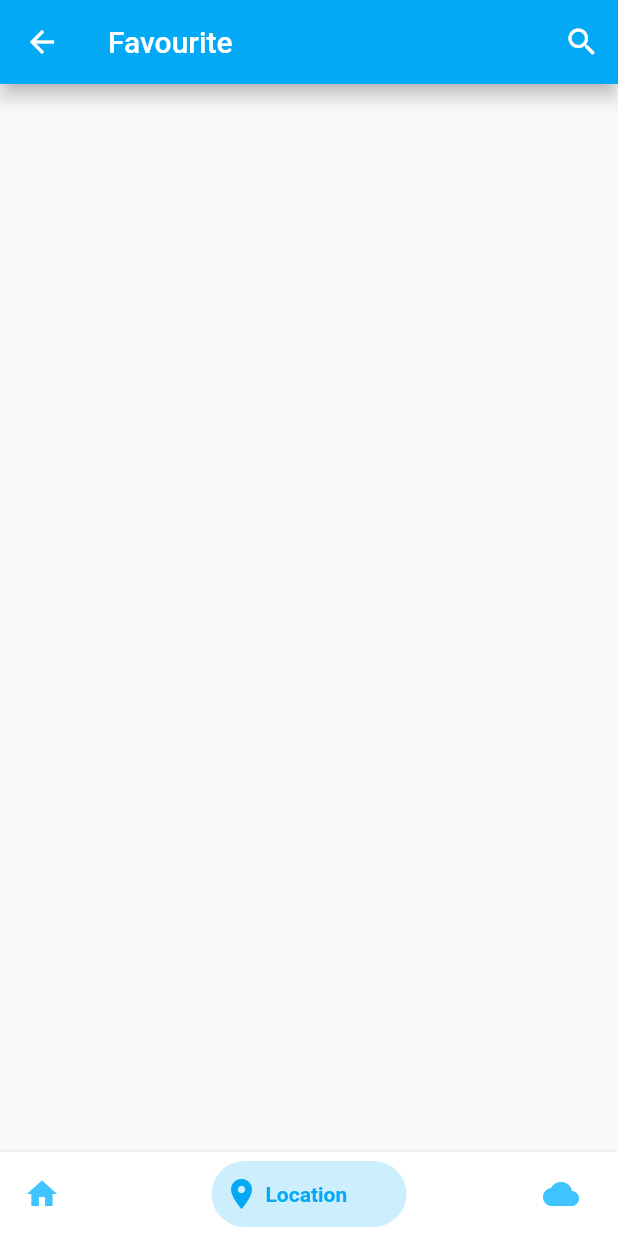
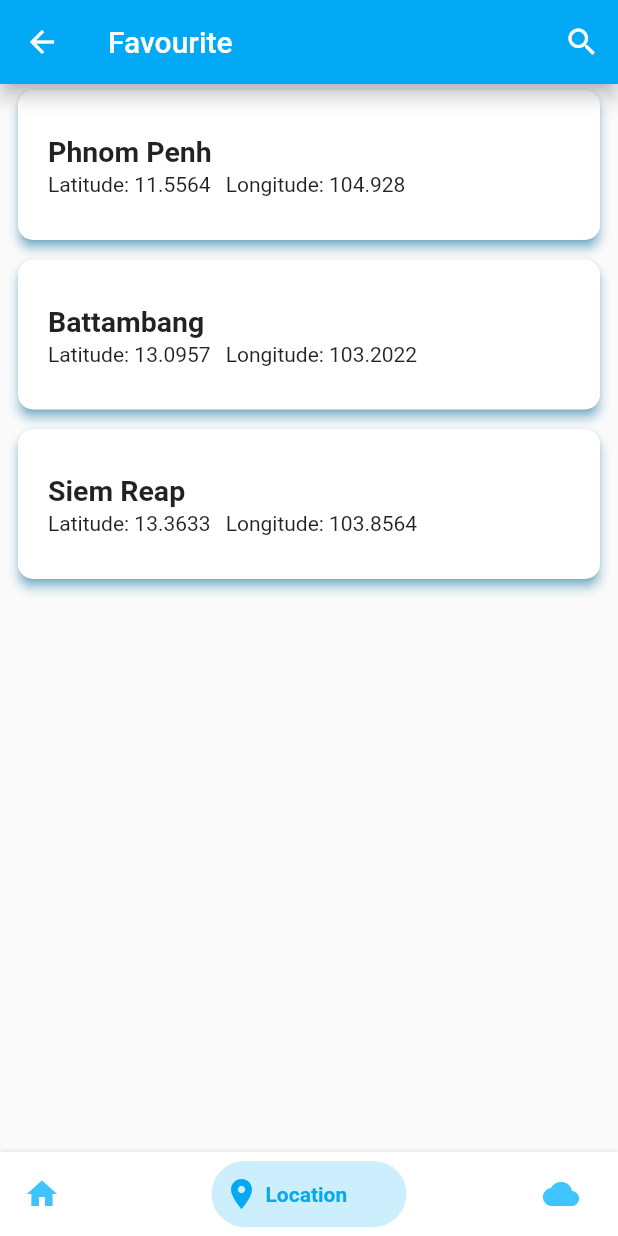
Before and after one commit to PheakdeyArn/mad-weather, a Flutter app: the screen it shows after launch, item 2 of the bottom bar chosen, on a phone screen of 412 x 824 dp. Run offline on Flutter 3.47's test engine with Material 2 defaults, Android fonts, the phone set to English and light mode, and no system bars; drawn by our look-alikes of bottom_navy_bar.

Commit message:
feat(location): create location list

```diff
--- a/lib/screens/location.dart
+++ b/lib/screens/location.dart
@@ -2,6 +2,8 @@ import 'package:flutter/material.dart';
 import '../utils/colors.dart';
 import '../screens/home.dart';
 import '../navigations/buttom_navigations.dart';
+import '../models/location.dart';
+import '../screens/currentWeather.dart';
 
 class LocationScreens extends StatefulWidget {
   const LocationScreens({Key? key}) : super(key: key);
@@ -16,10 +18,24 @@ class _LocationState extends State<LocationScreens> {
   Icon actionIcon = Icon(Icons.search);
   Widget appBarTitle = Text("Favourite");
 
+  List<Location> locations = [
+    Location(city: "Phnom Penh", country: "Cambodia", lat: "11.5564", lon: "104.928"),
+    Location(city: "Battambang", country: "Cambodia", lat: "13.0957", lon: "103.2022"),
+    Location(city: "Siem Reap", country: "Cambodia", lat: "13.3633", lon: "103.8564"),
+  ];
+
   @override
   Widget build(BuildContext context) {
     return Scaffold(
       appBar: _appBar(),
+      body: Container(
+        child: ListView(
+          children: [
+            cityList(locations),
+          ],
+        ),
+
+      ),
     );
   }
 
@@ -27,7 +43,7 @@ class _LocationState extends State<LocationScreens> {
     return AppBar(
       automaticallyImplyLeading: false,
       backgroundColor: secondaryColor,
-      title: Text("Favourite"),
+      title: Text("Location"),
       leading: IconButton(
         icon: const Icon(Icons.arrow_back),
         onPressed: () {
@@ -40,6 +56,74 @@ class _LocationState extends State<LocationScreens> {
               MaterialPageRoute(builder: (context) => BottomNavigation())
           );
         },
+      ),
+    );
+  }
+
+  Widget cityList(List<Location> locations) {
+    return Expanded(
+        child: ListView.builder(
+            shrinkWrap: true,
+            physics: ClampingScrollPhysics(),
+            padding: const EdgeInsets.only(left: 8, top: 0, bottom: 0, right: 8),
+            itemCount: locations.length,
+            itemBuilder: (BuildContext context, int index) {
+              return cityCard(locations[index]);
+            }));
+  }
+
+
+  Widget cityCard (Location location){
+    return GestureDetector(
+      onTap: () {
+        print('Clicked Locations: ${location.city}');
+        Navigator.push(context, MaterialPageRoute(builder: (context) => CurrentWeather([location], context)));
+      },
+      child: Padding(
+        padding: EdgeInsets.only(bottom: 5),
+        child: Card(
+          shadowColor: secondaryColor,
+          elevation: 3,
+          shape: RoundedRectangleBorder(borderRadius: BorderRadius.circular(10)),
+          child: SizedBox(
+            width: 300,
+            height: 100,
+            child: Padding(
+              padding: EdgeInsets.all(10),
+              child: Row(
+                children: [
+                  // Image.asset('assets/images/img_note.png'),
+                  Padding(
+                    padding: EdgeInsets.only(left: 10, top: 20),
+                    child:  Column(
+                      crossAxisAlignment: CrossAxisAlignment.start,
+                      children: [
+                        Row(
+                          children: [
+                            SizedBox(
+                              width: 150,
+                              child: Text(location.city, overflow: TextOverflow.ellipsis, style: TextStyle(fontSize: 19, fontWeight: FontWeight.bold)),
+                            ),
+                            SizedBox(width: 10,),
+                            // Icon(Icons.favorite, color: Cus_Color.secondary_color, size: 25,),
+                          ],
+                        ),
+                        SizedBox(height: 3,),
+                        Row(
+                          children: [
+                            Text("Latitude: ${location.lat}", style: TextStyle(fontSize: 14)),
+                            SizedBox(width: 10,),
+                            Text("Longitude: ${location.lon}", style: TextStyle(fontSize: 14)),
+                          ],
+                        )
+                      ],
+                    ),
+                  ),
+                ],
+              ),
+            ),
+          ),
+        ),
       ),
     );
   }
```
